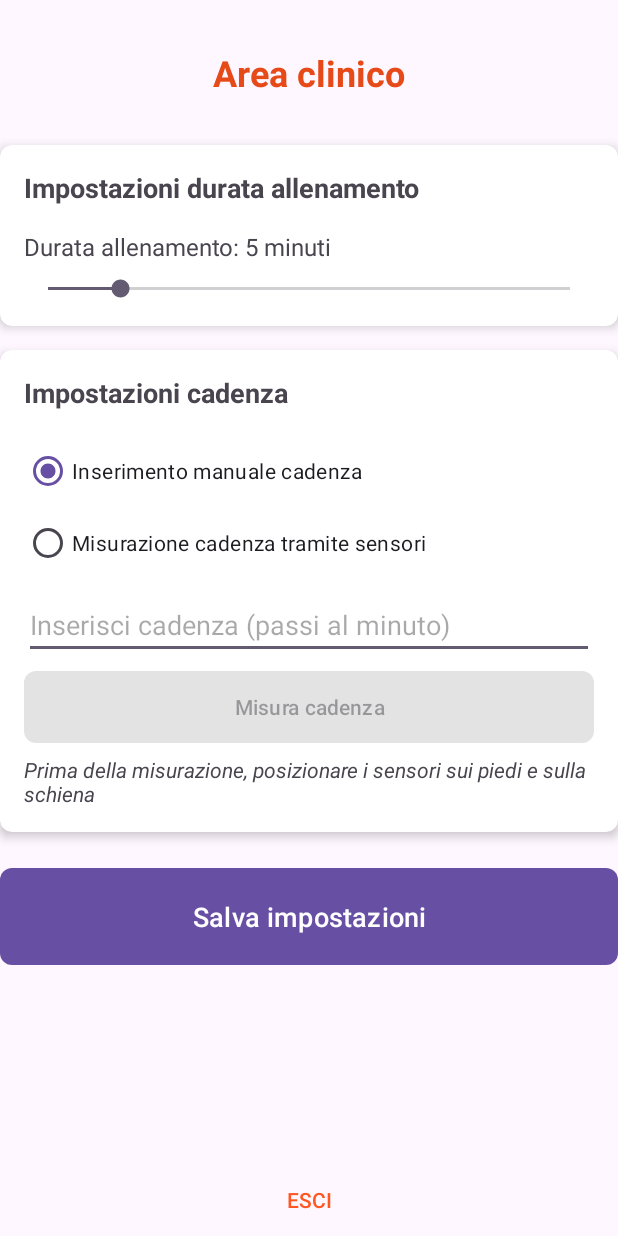
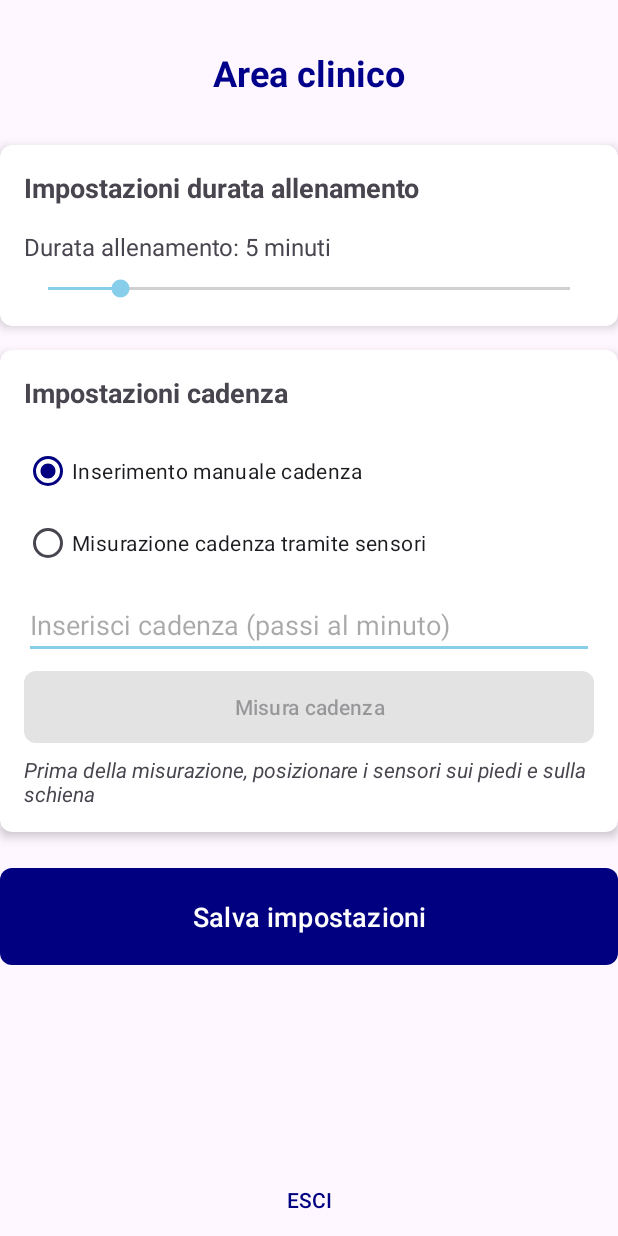
Before and after one commit to SinisJai/GaitTraining, an Android app: the ClinicianActivity screen opened directly, with no data from a screen before it, on a phone screen of 412 x 824 dp. Run offline under Robolectric (Android 15) with nearby library versions, the phone set to English and light mode, and no system bars.

Commit message:
april commit

```diff
--- a/app/src/main/res/drawable/button_background.xml
+++ b/app/src/main/res/drawable/button_background.xml
@@ -3,21 +3,21 @@
     <item android:state_enabled="false">
         <shape android:shape="rectangle">
             <corners android:radius="8dp" />
-            <solid android:color="#CCCCCC" />
+            <solid android:color="@color/light_brown" />
             <padding android:left="8dp" android:right="8dp" android:top="8dp" android:bottom="8dp" />
         </shape>
     </item>
     <item android:state_pressed="true">
         <shape android:shape="rectangle">
             <corners android:radius="8dp" />
-            <solid android:color="@color/primaryDark" />
+            <solid android:color="@color/dark_gray" />
             <padding android:left="8dp" android:right="8dp" android:top="8dp" android:bottom="8dp" />
         </shape>
     </item>
     <item>
         <shape android:shape="rectangle">
             <corners android:radius="8dp" />
-            <solid android:color="@color/primary" />
+            <solid android:color="@color/slate_gray" />
             <padding android:left="8dp" android:right="8dp" android:top="8dp" android:bottom="8dp" />
         </shape>
     </item>
--- a/app/src/main/res/layout/activity_clinician.xml
+++ b/app/src/main/res/layout/activity_clinician.xml
@@ -15,7 +15,7 @@
         android:text="@string/clinician_panel"
         android:textSize="24sp"
         android:textStyle="bold"
-        android:textColor="@color/primaryDark"
+        android:textColor="@color/dark_blue"
         android:layout_marginTop="32dp"
         app:layout_constraintEnd_toEndOf="parent"
         app:layout_constraintStart_toStartOf="parent"
@@ -163,7 +163,7 @@
         android:layout_width="wrap_content"
         android:layout_height="wrap_content"
         android:text="@string/logout"
-        android:textColor="@color/primary"
+        android:textColor="@color/navy_blue"
         app:layout_constraintBottom_toBottomOf="parent"
         app:layout_constraintEnd_toEndOf="parent"
         app:layout_constraintStart_toStartOf="parent" />
--- a/app/src/main/res/layout/activity_login.xml
+++ b/app/src/main/res/layout/activity_login.xml
@@ -15,7 +15,7 @@
         android:text="@string/clinician_login"
         android:textSize="24sp"
         android:textStyle="bold"
-        android:textColor="@color/primaryDark"
+        android:textColor="@color/dark_blue"
         android:layout_marginTop="48dp"
         app:layout_constraintEnd_toEndOf="parent"
         app:layout_constraintStart_toStartOf="parent"
@@ -77,7 +77,7 @@
         android:layout_height="wrap_content"
         android:layout_marginTop="16dp"
         android:text="@string/back"
-        android:textColor="@color/primary"
+        android:textColor="@color/navy_blue"
         app:layout_constraintEnd_toEndOf="parent"
         app:layout_constraintStart_toStartOf="parent"
         app:layout_constraintTop_toBottomOf="@+id/btnLogin" />
--- a/app/src/main/res/layout/activity_main.xml
+++ b/app/src/main/res/layout/activity_main.xml
@@ -15,7 +15,7 @@
         android:text="@string/app_name"
         android:textSize="32sp"
         android:textStyle="bold"
-        android:textColor="@color/primaryDark"
+        android:textColor="@color/dark_blue"
         app:layout_constraintBottom_toTopOf="@+id/tvAppDescription"
         app:layout_constraintEnd_toEndOf="parent"
         app:layout_constraintStart_toStartOf="parent"
--- a/app/src/main/res/layout/activity_music_selection.xml
+++ b/app/src/main/res/layout/activity_music_selection.xml
@@ -15,7 +15,7 @@
         android:text="@string/select_music_genre"
         android:textSize="24sp"
         android:textStyle="bold"
-        android:textColor="@color/primaryDark"
+        android:textColor="@color/dark_blue"
         app:layout_constraintEnd_toEndOf="parent"
         app:layout_constraintStart_toStartOf="parent"
         app:layout_constraintTop_toTopOf="parent" />
@@ -60,7 +60,7 @@
         android:layout_width="wrap_content"
         android:layout_height="wrap_content"
         android:text="@string/back"
-        android:textColor="@color/primary"
+        android:textColor="@color/navy_blue"
         app:layout_constraintBottom_toBottomOf="parent"
         app:layout_constraintEnd_toEndOf="parent"
         app:layout_constraintStart_toStartOf="parent" />
--- a/app/src/main/res/layout/activity_patient.xml
+++ b/app/src/main/res/layout/activity_patient.xml
@@ -15,7 +15,7 @@
         android:text="@string/patient_panel"
         android:textSize="24sp"
         android:textStyle="bold"
-        android:textColor="@color/primaryDark"
+        android:textColor="@color/dark_blue"
         android:layout_marginTop="32dp"
         app:layout_constraintEnd_toEndOf="parent"
         app:layout_constraintStart_toStartOf="parent"
@@ -109,7 +109,7 @@
         android:layout_height="wrap_content"
         android:layout_marginBottom="16dp"
         android:text="@string/back"
-        android:textColor="@color/primary"
+        android:textColor="@color/navy_blue"
         app:layout_constraintBottom_toBottomOf="parent"
         app:layout_constraintEnd_toEndOf="parent"
         app:layout_constraintStart_toStartOf="parent" />
--- a/app/src/main/res/layout/activity_rhythm_selection.xml
+++ b/app/src/main/res/layout/activity_rhythm_selection.xml
@@ -30,7 +30,7 @@
         android:layout_width="wrap_content"
         android:layout_height="wrap_content"
         android:text="@string/back"
-        android:textColor="@color/primary"
+        android:textColor="@color/navy_blue"
         app:layout_constraintBottom_toBottomOf="parent"
         app:layout_constraintEnd_toEndOf="parent"
         app:layout_constraintStart_toStartOf="parent" />
--- a/app/src/main/res/layout/activity_training.xml
+++ b/app/src/main/res/layout/activity_training.xml
@@ -15,7 +15,7 @@
         android:text="@string/training_session"
         android:textSize="24sp"
         android:textStyle="bold"
-        android:textColor="@color/primaryDark"
+        android:textColor="@color/dark_blue"
         app:layout_constraintEnd_toEndOf="parent"
         app:layout_constraintStart_toStartOf="parent"
         app:layout_constraintTop_toTopOf="parent" />
@@ -27,7 +27,7 @@
         android:text="00:00"
         android:textSize="72sp"
         android:textStyle="bold"
-        android:textColor="@color/primaryDark"
+        android:textColor="@color/dark_blue"
         android:layout_marginTop="32dp"
         app:layout_constraintEnd_toEndOf="parent"
         app:layout_constraintStart_toStartOf="parent"
--- a/app/src/main/res/values/strings.xml
+++ b/app/src/main/res/values/strings.xml
@@ -1,8 +1,8 @@
 <resources>
-    <string name="enter_cadence">Please enter a cadence value</string>
-    <string name="save_error">Error saving patient data</string>
+    <string name="enter_cadence">Inserire un valure di cadenza</string>
+    <string name="save_error">Errore nel salvataggio</string>
 
-    <string name="app_name">mSWAY</string>
+    <string name="app_name">Gait Training</string>
 
     <!-- General strings -->
     <string name="back">Indietro</string>
@@ -13,7 +13,7 @@
     <string name="logout">Esci</string>
 
     <!-- Main Activity -->
-    <string name="app_description">Gait training</string>
+    <string name="app_description">Musica per il tuo allenamento</string>
     <string name="patient_mode">Paziente</string>
     <string name="clinician_mode">Clinico</string>
 
--- a/app/src/main/res/values/themes.xml
+++ b/app/src/main/res/values/themes.xml
@@ -1,8 +1,12 @@
 <resources xmlns:tools="http://schemas.android.com/tools">
     <!-- Base application theme. -->
     <style name="Base.Theme.MSWAY" parent="Theme.Material3.DayNight.NoActionBar">
-        <!-- Customize your light theme here. -->
-        <!-- <item name="colorPrimary">@color/my_light_primary</item> -->
+        <!-- NEW Colors -->
+        <item name="colorPrimary">@color/navy_blue</item>
+        <item name="colorOnPrimary">@color/white</item>
+        <item name="colorSecondary">@color/sky_blue</item>
+        <item name="colorOnSecondary">@color/black</item>
+        <item name="colorOnBackground">@color/dark_blue</item>
     </style>
 
     <style name="Theme.MSWAY" parent="Base.Theme.MSWAY" />
```
Also changed, not shown: app/src/main/res/values/colors.xml (+71 -12 lines).
